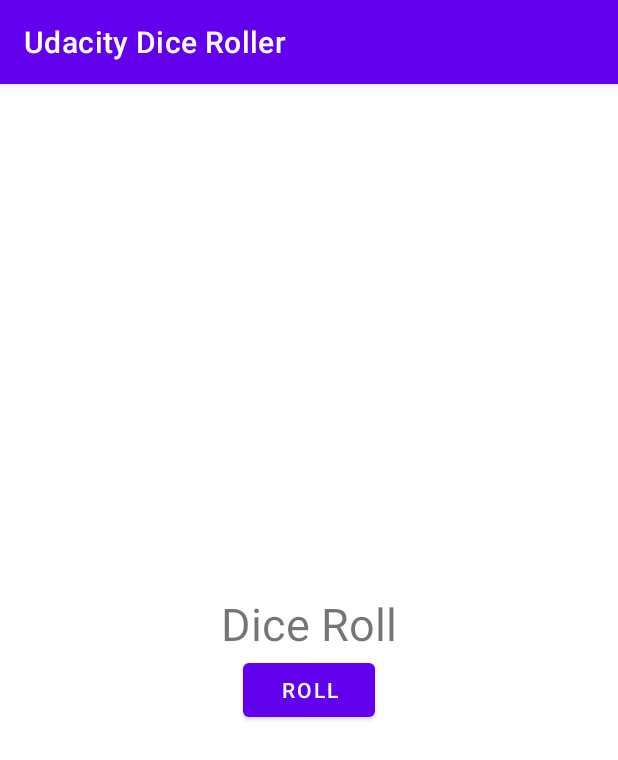
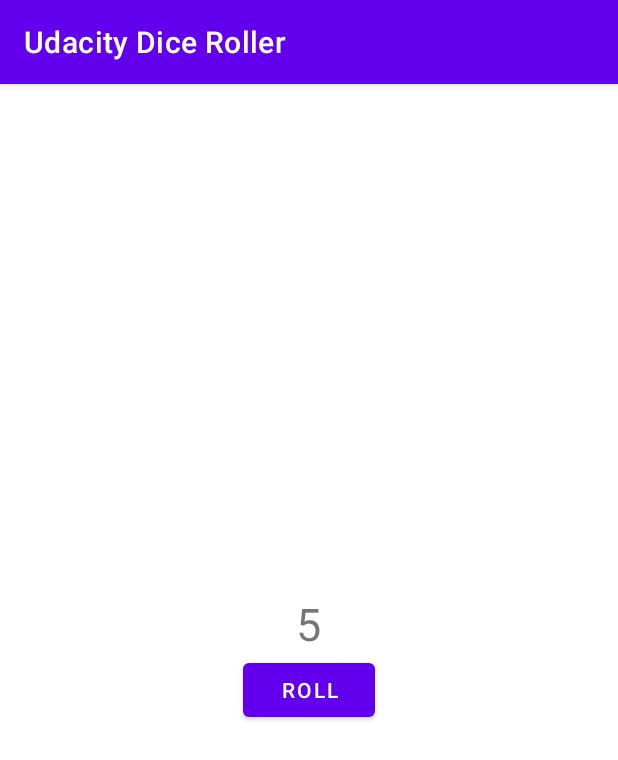
Before and after one commit to AndroidLion48/Dice_Roller, an Android app: the screen it shows after launch (MainActivity), after a tap on "ROLL", on a phone screen of 412 x 824 dp. Shown: the top 760 px of the screen. Run offline under Robolectric (Android 15) with nearby library versions, the phone set to English and light mode, and no system bars.

Commit message:
Adding functionality to the button

```diff
--- a/app/src/main/java/com/eaglewarrior/udacitydiceroller/MainActivity.kt
+++ b/app/src/main/java/com/eaglewarrior/udacitydiceroller/MainActivity.kt
@@ -5,6 +5,7 @@ import android.os.Bundle
 import android.widget.Button
 import android.widget.TextView
 import android.widget.Toast
+import kotlin.random.Random
 
 class MainActivity : AppCompatActivity() {
     override fun onCreate(savedInstanceState: Bundle?) {
@@ -19,6 +20,8 @@ class MainActivity : AppCompatActivity() {
 
     private fun rollDice() {
         val resultText: TextView = findViewById(R.id.dice_tv)
-        resultText.text = "Dice Roll"
+
+        val randomInt = Random.nextInt(6) + 1
+        resultText.text = randomInt.toString()
     }
 }
```
